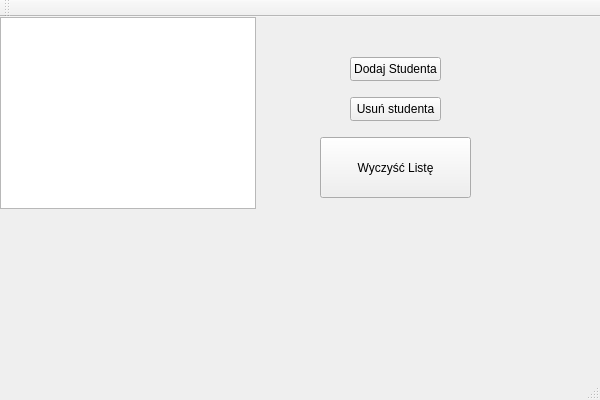
First picture: the form in StudentListManager.ui, repository krx2/Student-List-Manager, before the edit.
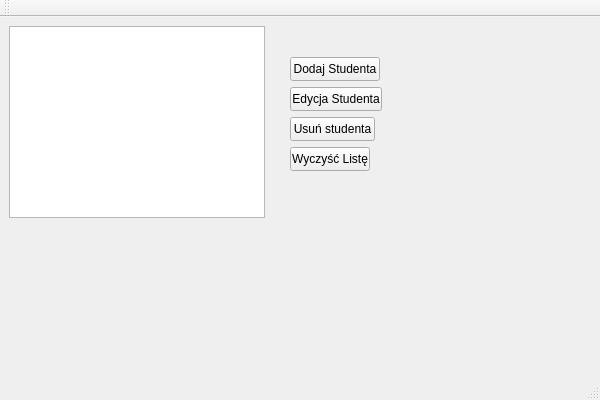
Second picture: the form after the edit.

Commit message: cała klasa student +male poprawki

```diff
--- a/StudentListManager.ui
+++ b/StudentListManager.ui
@@ -17,8 +17,8 @@
    <widget class="QListWidget" name="listWidget">
     <property name="geometry">
      <rect>
-      <x>0</x>
-      <y>0</y>
+      <x>9</x>
+      <y>9</y>
       <width>256</width>
       <height>192</height>
      </rect>
@@ -27,9 +27,9 @@
    <widget class="QPushButton" name="addButton">
     <property name="geometry">
      <rect>
-      <x>350</x>
+      <x>290</x>
       <y>40</y>
-      <width>91</width>
+      <width>90</width>
       <height>24</height>
      </rect>
     </property>
@@ -40,9 +40,9 @@
    <widget class="QPushButton" name="delButton">
     <property name="geometry">
      <rect>
-      <x>350</x>
-      <y>80</y>
-      <width>91</width>
+      <x>290</x>
+      <y>100</y>
+      <width>85</width>
       <height>24</height>
      </rect>
     </property>
@@ -53,16 +53,29 @@
    <widget class="QPushButton" name="clearButton">
     <property name="geometry">
      <rect>
-      <x>320</x>
-      <y>120</y>
-      <width>151</width>
-      <height>61</height>
+      <x>290</x>
+      <y>130</y>
+      <width>80</width>
+      <height>24</height>
      </rect>
     </property>
     <property name="text">
      <string>Wyczyść Listę</string>
     </property>
    </widget>
+   <widget class="QPushButton" name="editButton">
+    <property name="geometry">
+     <rect>
+      <x>290</x>
+      <y>70</y>
+      <width>92</width>
+      <height>24</height>
+     </rect>
+    </property>
+    <property name="text">
+     <string>Edycja Studenta</string>
+    </property>
+   </widget>
   </widget>
   <widget class="QMenuBar" name="menuBar">
    <property name="geometry">
```
Left out of the diff: 8 changed lines with no effect on the pictures. The commit also changes 3 other files.
